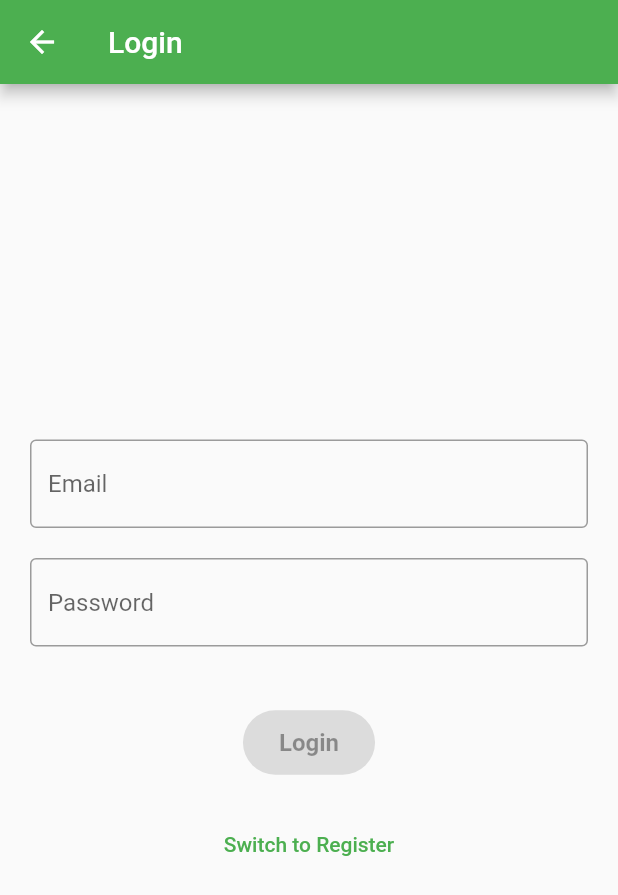
After one commit to arkannjo/AgroMarketLink, a Flutter app: the LoginRegisterScreen screen opened directly, on a phone screen of 412 x 824 dp. The commit adds this screen. Shown: the top 895 px of the screen. Run offline on Flutter 3.47's test engine with Material 2 defaults, Android fonts, the phone set to English and light mode, and no system bars; our stand-ins replace firebase_auth, firebase_core; accounts and stored records are empty.

Commit message:
inicializando o sistema de autenticação

```diff
--- a/lib/screens/home_screens.dart
+++ b/lib/screens/home_screens.dart
@@ -1,7 +1,10 @@
 import 'package:flutter/material.dart';
 
 class HomeScreen extends StatefulWidget {
+  const HomeScreen({super.key});
+
   @override
+  // ignore: library_private_types_in_public_api
   _HomeScreenState createState() => _HomeScreenState();
 }
 
--- /dev/null
+++ b/lib/screens/login_register_screen.dart
@@ -0,0 +1,137 @@
+import 'package:flutter/material.dart';
+import 'package:firebase_auth/firebase_auth.dart';
+import '/widgets/custom_text_field.dart';
+import '/widgets/custom_button.dart';
+
+enum AuthState {
+  initial,
+  loading,
+  error,
+  success,
+}
+
+class LoginRegisterScreen extends StatefulWidget {
+  @override
+  _LoginRegisterScreenState createState() => _LoginRegisterScreenState();
+}
+
+class _LoginRegisterScreenState extends State<LoginRegisterScreen> {
+  final FirebaseAuth _auth = FirebaseAuth.instance;
+  final TextEditingController emailController = TextEditingController();
+  final TextEditingController passwordController = TextEditingController();
+  String? errorMessage;
+
+  bool isLoginView = true;
+  AuthState state = AuthState.initial;
+
+  bool isValid() {
+    final email = emailController.text.trim();
+    final password = passwordController.text.trim();
+
+    if (email.isEmpty || !email.contains('@') || password.isEmpty || password.length < 6) {
+      return false;
+    }
+    return true;
+  }
+
+  void _login() async {
+    setState(() {
+      state = AuthState.loading;
+      errorMessage = null;
+    });
+
+    try {
+      await _auth.signInWithEmailAndPassword(
+        email: emailController.text.trim(),
+        password: passwordController.text.trim(),
+      );
+      setState(() {
+        state = AuthState.success;
+      });
+      // Navegue para a tela inicial ou mostre uma mensagem de sucesso
+    } catch (e) {
+      setState(() {
+        state = AuthState.error;
+        errorMessage = e.toString();
+      });
+    }
+  }
+
+  void _register() async {
+    setState(() {
+      state = AuthState.loading;
+      errorMessage = null;
+    });
+
+    try {
+      await _auth.createUserWithEmailAndPassword(
+        email: emailController.text.trim(),
+        password: passwordController.text.trim(),
+      );
+      setState(() {
+        state = AuthState.success;
+      });
+      // Navegue para a tela inicial ou mostre uma mensagem de sucesso
+    } catch (e) {
+      setState(() {
+        state = AuthState.error;
+        errorMessage = e.toString();
+      });
+    }
+  }
+
+  @override
+  Widget build(BuildContext context) {
+    return Scaffold(
+      appBar: AppBar(
+        title: Text(isLoginView ? 'Login' : 'Register'),
+      ),
+      body: Padding(
+        padding: const EdgeInsets.all(20.0),
+        child: Center(
+          child: SingleChildScrollView(
+            child: Column(
+              mainAxisSize: MainAxisSize.min,
+              children: [
+                CustomTextField(
+                  controller: emailController,
+                  hint: 'Email',
+                  keyboardType: TextInputType.emailAddress,
+                ),
+                SizedBox(height: 20),
+                CustomTextField(
+                  controller: passwordController,
+                  hint: 'Password',
+                  isPassword: true,
+                ),
+                SizedBox(height: 20),
+                if (state == AuthState.error && errorMessage != null)
+                  Text(
+                    errorMessage!,
+                    style: TextStyle(color: Colors.red),
+                  ),
+                SizedBox(height: 20),
+                if (state == AuthState.loading)
+                  CircularProgressIndicator(),
+                if (state != AuthState.loading)
+                  CustomButton(
+                    text: isLoginView ? 'Login' : 'Register',
+                    onPressed: isValid() ? (isLoginView ? _login : _register) : null,
+                  ),
+                SizedBox(height: 20),
+                TextButton(
+                  onPressed: () {
+                    setState(() {
+                      isLoginView = !isLoginView;
+                    });
+                  },
+                  child: Text(isLoginView ? 'Switch to Register' : 'Switch to Login'),
+                ),
+              ],
+            ),
+          ),
+        ),
+      ),
+    );
+  }
+}
--- a/lib/widgets/custom_button.dart
+++ b/lib/widgets/custom_button.dart
@@ -1,18 +1,43 @@
-// /widgets/custom_button.dart
-
 import 'package:flutter/material.dart';
+import '/themes/app_theme.dart';
 
 class CustomButton extends StatelessWidget {
   final String text;
-  final VoidCallback onPressed;
+  final VoidCallback? onPressed;
+  final bool isLoading;
 
-  CustomButton({required this.text, required this.onPressed});
+  CustomButton({
+    required this.text,
+    this.onPressed,
+    this.isLoading = false,
+  });
 
   @override
   Widget build(BuildContext context) {
     return ElevatedButton(
-      onPressed: onPressed,
-      child: Text(text),
+      onPressed: isLoading ? null : onPressed,
+      child: isLoading
+          ? SizedBox(
+              width: 20,
+              height: 20,
+              child: CircularProgressIndicator(
+                valueColor: AlwaysStoppedAnimation<Color>(Colors.white),
+                strokeWidth: 3,
+              ),
+            )
+          : Text(text),
+      style: ElevatedButton.styleFrom(
+        primary: AppTheme.agroTheme.primaryColor, // background color
+        onPrimary: Colors.white, // text color
+        padding: EdgeInsets.symmetric(vertical: 12, horizontal: 24),
+        shape: RoundedRectangleBorder(
+          borderRadius: BorderRadius.circular(30),
+        ),
+        textStyle: TextStyle(
+          fontSize: 16,
+          fontWeight: FontWeight.bold,
+        ),
+      ),
     );
   }
 }
--- /dev/null
+++ b/lib/widgets/custom_text_field.dart
@@ -0,0 +1,29 @@
+// widgets/custom_text_field.dart
+import 'package:flutter/material.dart';
+
+class CustomTextField extends StatelessWidget {
+  final TextEditingController controller;
+  final String hint;
+  final bool isPassword;
+  final TextInputType keyboardType;
+
+  CustomTextField({
+    required this.controller,
+    required this.hint,
+    this.isPassword = false,
+    this.keyboardType = TextInputType.text,
+  });
+
+  @override
+  Widget build(BuildContext context) {
+    return TextField(
+      controller: controller,
+      obscureText: isPassword,
+      keyboardType: keyboardType,
+      decoration: InputDecoration(
+        hintText: hint,
+        border: OutlineInputBorder(),
+      ),
+    );
+  }
+}
```
Also changed, not shown: lib/services/auth_service.dart (added, +32 -0 lines), 1 other file.
